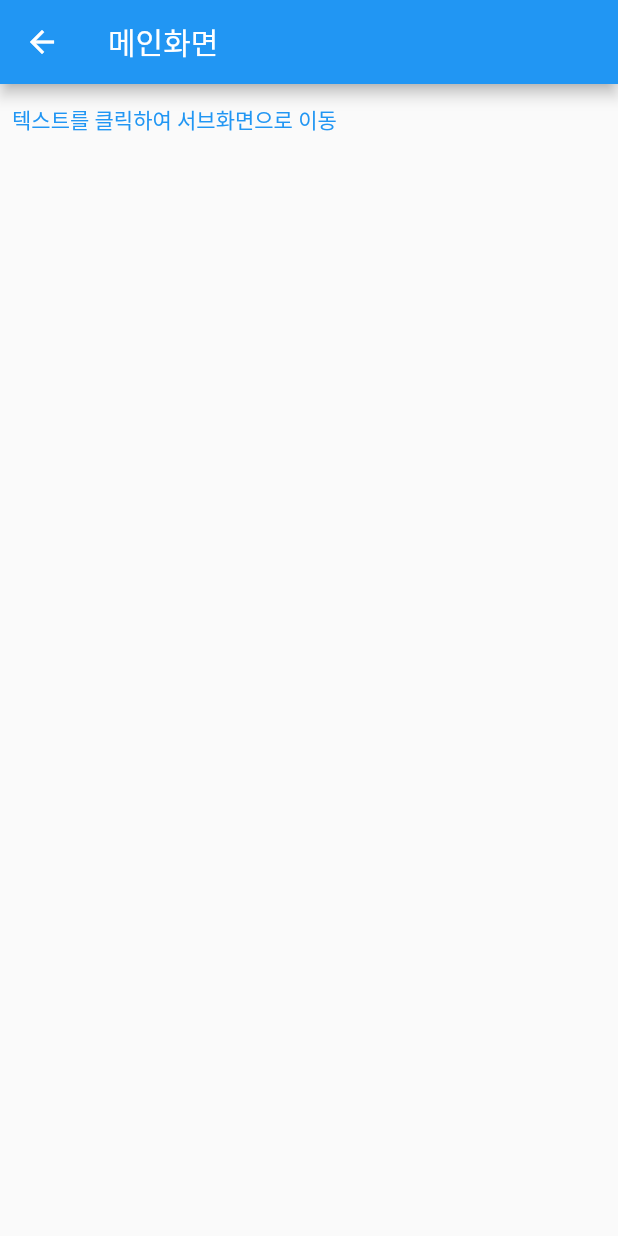
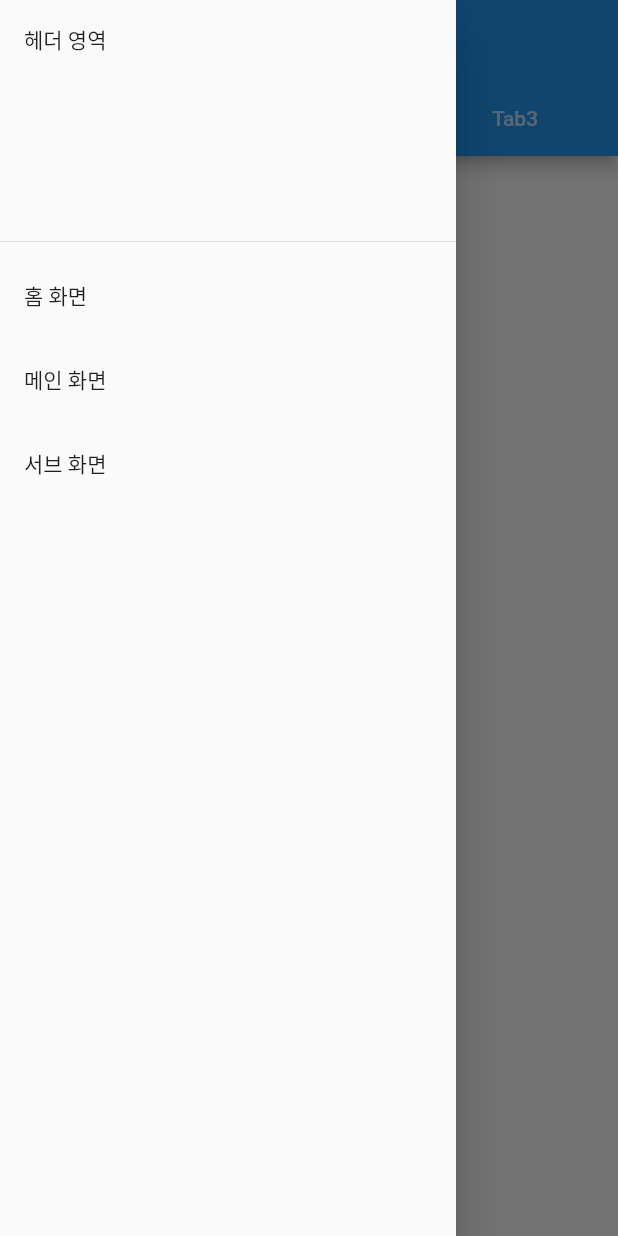
Before and after one commit to heosujinnn/Udemy-Flutter, a Flutter app: the screen it shows after launch, with the side drawer open (before the commit the screen has no drawer), on a phone screen of 412 x 824 dp. Run offline on Flutter 3.47's test engine with Material 2 defaults, Android fonts, the phone set to English and light mode, and no system bars.

Commit message:
[add] 네비게이션바, 탭바, 드로어 사용법

```diff
--- a/lib/main.dart
+++ b/lib/main.dart
@@ -13,6 +13,7 @@ class MyApp extends StatelessWidget {
   @override
   Widget build(BuildContext context) {
     return MaterialApp(
+      debugShowCheckedModeBanner: false, //디버그 아이콘 없애기
       title: 'Flutter Demo',
       routes: {
         '/': (context) => SplashScreen(),
--- a/lib/screen/main_screen.dart
+++ b/lib/screen/main_screen.dart
@@ -17,25 +17,37 @@ class MainScreen extends StatefulWidget {
 class _MainScreenState extends State<MainScreen> {
   @override
   Widget build(BuildContext context) {
-    return Scaffold(
-      appBar: AppBar(
-        title: const Text('메인화면'),
-      ),
-      body: Column(
-        children: [
-          TextButton(
-              onPressed: () {
-                //서브 화면으로 이동하는데 생성하면서 이동한다!
-                //Navigator.pushNamed(context, '/sub');
-                Navigator.pushNamed(context, '/sub', arguments: 'hello');
+    return DefaultTabController( // 탭 바
+      length: 3,
+      child: Scaffold(
+        appBar: AppBar(
+          title: const Text('메인화면'),
+          bottom: TabBar(tabs:[
+            Tab(text: 'Tab1',),
+            Tab(text: 'Tab2',),
+            Tab(text: 'Tab3',)
 
-                //서브 화면에서 main화면을 없애고 이동한다. 스택을 지우고 이동
-                /// Navigator.pushReplacementNamed(context, '/sub');
-                //context 란? 현재 화면이나 객체에 담겨있는 모든 정보,
-                // 내 화면이 어디다 라고 알리기 위해 넘김
-              },
-              child: Text('텍스트를 클릭하여 서브화면으로 이동')),
-        ],
+          ]),
+        ),
+        body: TabBarView(
+          children: [
+            Center(child: Text('tab1 Content'),),
+            Center(child: Text('tab2 Content'),),
+            Center(child: Text('tab3 Content'),)
+          ],
+        ),
+          drawer: Drawer(child: ListView(children: [
+            DrawerHeader(child: Text('헤더 영역'),),
+            ListTile(title:Text('홈 화면'),onTap:(){
+
+            }),
+            ListTile(title:Text('메인 화면'),onTap:(){
+
+            }),
+            ListTile(title:Text('서브 화면'),onTap:(){
+
+            }),
+        ],),),
       ),
     );
   }
```
Also changed, not shown: lib/screen/sub_screen.dart (+15 -7 lines).
